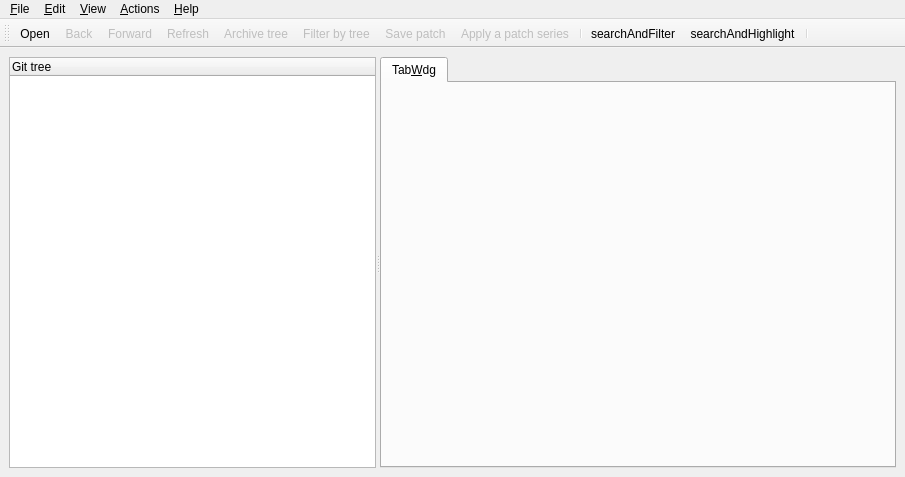
tibirna/qgit, file src/mainview.ui: the form before one commit.
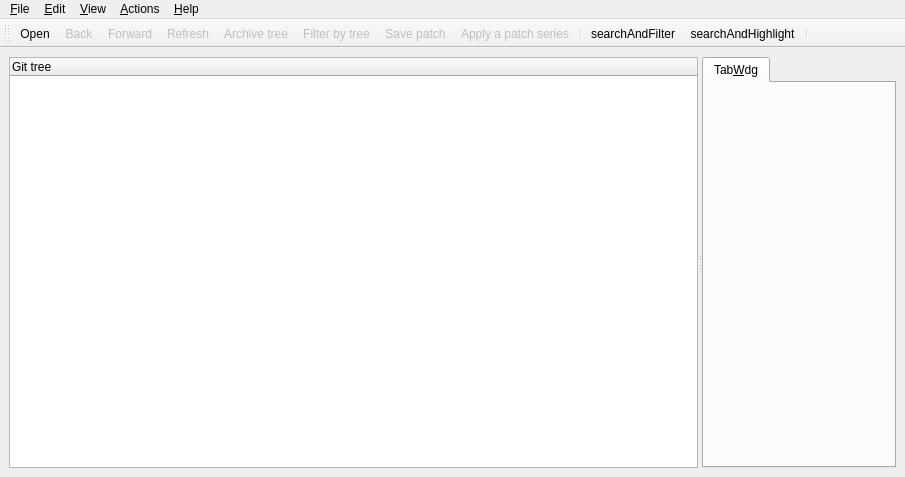
The form after the commit. Icons and pictures are not drawn. Custom widgets are drawn as their Qt base class.

Diff of the .ui file:
```diff
--- a/src/mainview.ui
+++ b/src/mainview.ui
@@ -32,14 +32,6 @@
        <enum>Qt::Horizontal</enum>
       </property>
       <widget class="TreeView" name="treeView" >
-       <property name="sizePolicy" >
-        <sizepolicy>
-         <hsizetype>7</hsizetype>
-         <vsizetype>13</vsizetype>
-         <horstretch>1</horstretch>
-         <verstretch>0</verstretch>
-        </sizepolicy>
-       </property>
        <property name="contextMenuPolicy" >
         <enum>Qt::CustomContextMenu</enum>
        </property>
@@ -59,14 +51,6 @@
        </column>
       </widget>
       <widget class="QTabWidget" name="tabWdg" >
-       <property name="sizePolicy" >
-        <sizepolicy>
-         <hsizetype>7</hsizetype>
-         <vsizetype>7</vsizetype>
-         <horstretch>5</horstretch>
-         <verstretch>0</verstretch>
-        </sizepolicy>
-       </property>
        <widget class="QWidget" name="TabWdg" >
         <attribute name="title" >
          <string>Tab&amp;Wdg</string>
```
Left out of the diff: 2 changed lines with no effect on the pictures.
